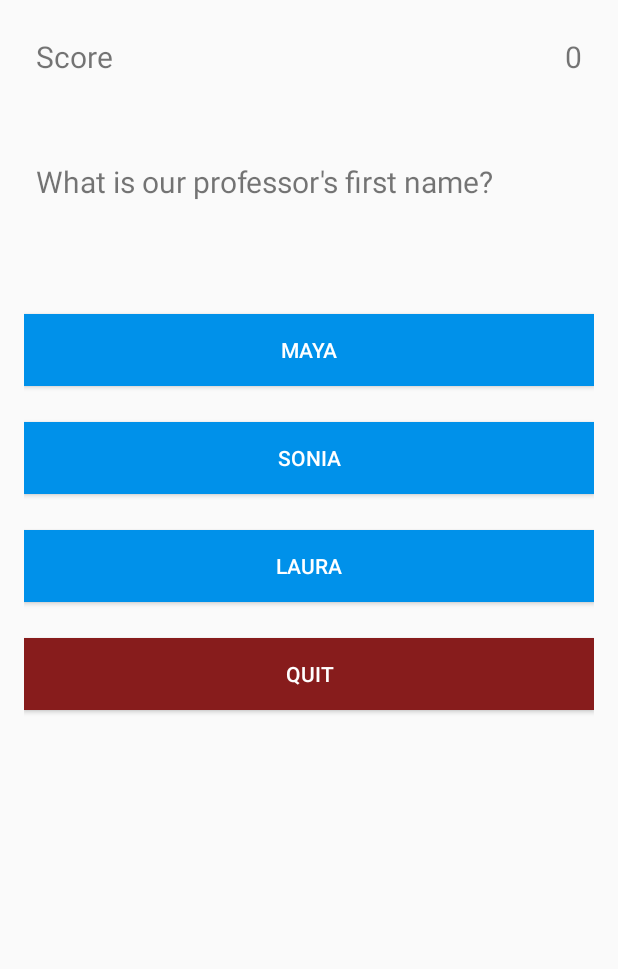
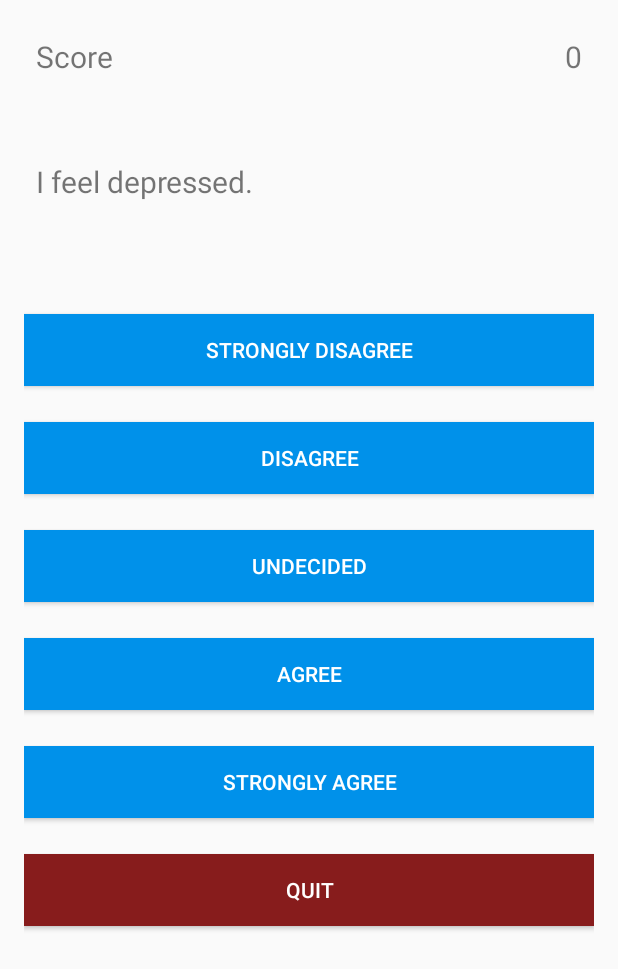
Before and after one commit to Connorshaus/AndroidGridLayout-master, an Android app: the Questionnaire screen opened directly, with no data from a screen before it, on a phone screen of 412 x 824 dp. Shown: the top 969 px of the screen. Run offline under Robolectric (Android 15) with nearby library versions, the phone set to English and light mode, and no system bars.

Commit message:
Questionnaire questions and answers updated; answers assigned point system

```diff
--- a/app/src/main/java/edmt/dev/androidgridlayout/QuestionLibrary.java
+++ b/app/src/main/java/edmt/dev/androidgridlayout/QuestionLibrary.java
@@ -3,46 +3,64 @@ package edmt.dev.androidgridlayout;
 public class QuestionLibrary {
 
     //questions array
-    private String mQuestions [] = {
-            "What is our professor's first name?",
-            "What time is our class at?",
-            "What days do we have class on?",
-            "What day is our next progress report due?"
+    private String mQuestions[] = {
+            "I feel depressed.",
+            "I have no motivation.",
+            "I feel anxious.",
+            "I feel worried.",
+            "I am irritable.",
+            "I have no patience.",
+            "I get angry easily.",
+            "I feel nervous.",
+            "I feel restless.",
+            "I feel down."
     };
 
     //choices array (2D array)
-    private String mChoices [][] = {
-            {"Maya", "Sonia", "Laura"},
-            {"11:00", "1:25", "3:35"},
-            {"Mon/Wed", "Tues/Thurs", "Mon/Wed/Fri"},
-            {"Sunday", "Monday", "Tuesday"}
+    private String mChoices[][] = {
+            {"Strongly Disagree", "Disagree", "Undecided", "Agree", "Strongly Agree"},
+            {"Strongly Disagree", "Disagree", "Undecided", "Agree", "Strongly Agree"},
+            {"Strongly Disagree", "Disagree", "Undecided", "Agree", "Strongly Agree"},
+            {"Strongly Disagree", "Disagree", "Undecided", "Agree", "Strongly Agree"},
+            {"Strongly Disagree", "Disagree", "Undecided", "Agree", "Strongly Agree"},
+            {"Strongly Disagree", "Disagree", "Undecided", "Agree", "Strongly Agree"},
+            {"Strongly Disagree", "Disagree", "Undecided", "Agree", "Strongly Agree"},
+            {"Strongly Disagree", "Disagree", "Undecided", "Agree", "Strongly Agree"},
+            {"Strongly Disagree", "Disagree", "Undecided", "Agree", "Strongly Agree"},
+            {"Strongly Disagree", "Disagree", "Undecided", "Agree", "Strongly Agree"}
     };
 
     //correct answers array
     private String mCorrectAnswers[] = {"Sonia", "3:35", "Mon/Wed", "Sunday"};
 
-    public String getQuestion(int a){
+    public String getQuestion(int a) {
         String question = mQuestions[a];
         return question;
     }
 
-    public String getChoice1(int a){
+    public String getChoice1(int a) {
         String choice0 = mChoices[a][0];
         return choice0;
     }
 
-    public String getChoice2(int a){
+    public String getChoice2(int a) {
         String choice1 = mChoices[a][1];
         return choice1;
     }
 
-    public String getChoice3(int a){
+    public String getChoice3(int a) {
         String choice2 = mChoices[a][2];
         return choice2;
     }
 
-    public String getCorrectAnswer(int a){
-        String answer = mCorrectAnswers[a];
-        return answer;
+    public String getChoice4(int a) {
+        String choice3 = mChoices[a][3];
+        return choice3;
     }
+
+    public String getChoice5(int a) {
+        String choice4 = mChoices[a][4];
+        return choice4;
+    }
+
 }
--- a/app/src/main/java/edmt/dev/androidgridlayout/Questionnaire.java
+++ b/app/src/main/java/edmt/dev/androidgridlayout/Questionnaire.java
@@ -15,8 +15,10 @@ public class Questionnaire extends AppCompatActivity {
     private Button mButtonChoice1;
     private Button mButtonChoice2;
     private Button mButtonChoice3;
+    private Button mButtonChoice4;
+    private Button mButtonChoice5;
+    private Button mButtonExit;
 
-    private String mAnswer;
     private int mScore = 0;
     private int mQuestionNumber = 0;
 
@@ -30,6 +32,9 @@ public class Questionnaire extends AppCompatActivity {
         mButtonChoice1 = (Button)findViewById(R.id.choice1);
         mButtonChoice2 = (Button)findViewById(R.id.choice2);
         mButtonChoice3 = (Button)findViewById(R.id.choice3);
+        mButtonChoice4 = (Button)findViewById(R.id.choice4);
+        mButtonChoice5 = (Button)findViewById(R.id.choice5);
+        mButtonExit = (Button)findViewById(R.id.quit);
 
         updateQuestion();
 
@@ -37,15 +42,9 @@ public class Questionnaire extends AppCompatActivity {
         mButtonChoice1.setOnClickListener(new View.OnClickListener() {
             @Override
             public void onClick(View view) {
-                if (mButtonChoice1.getText() == mAnswer){
                 mScore = mScore + 1;
                 updateScore(mScore);
                 updateQuestion();
-                }
-                else
-                {
-                    updateQuestion();
-                }
             }
         });
         //End of Button1
@@ -54,15 +53,9 @@ public class Questionnaire extends AppCompatActivity {
         mButtonChoice2.setOnClickListener(new View.OnClickListener() {
             @Override
             public void onClick(View view) {
-                if (mButtonChoice2.getText() == mAnswer){
-                    mScore = mScore + 1;
+                mScore = mScore + 2;
                 updateScore(mScore);
                 updateQuestion();
-                }
-                else
-                {
-                    updateQuestion();
-                }
             }
         });
         //End of Button2
@@ -71,26 +64,53 @@ public class Questionnaire extends AppCompatActivity {
         mButtonChoice3.setOnClickListener(new View.OnClickListener() {
             @Override
             public void onClick(View view) {
-                if (mButtonChoice3.getText() == mAnswer){
-                    mScore = mScore + 1;
+                mScore = mScore + 3;
                 updateScore(mScore);
                 updateQuestion();
             }
-                else
-                {
+        });
+        //End of Button3
+
+        //Button4 Listener
+        mButtonChoice4.setOnClickListener(new View.OnClickListener() {
+            @Override
+            public void onClick(View view) {
+                mScore = mScore + 4;
+                updateScore(mScore);
                 updateQuestion();
             }
+        });
+        //End of Button4
+
+        //Button5 Listener
+        mButtonChoice5.setOnClickListener(new View.OnClickListener() {
+            @Override
+            public void onClick(View view) {
+                mScore = mScore + 5;
+                updateScore(mScore);
+                updateQuestion();
             }
         });
-        //End of Button3
+        //End of Button5
+
+        //Button Exit Listener
+        mButtonExit.setOnClickListener(new View.OnClickListener() {
+            @Override
+            public void onClick(View view) {
+                System.exit(0);
+            }
+        });
+        //End of Button Exit
     };
     private void updateQuestion(){
         mQuestionView.setText(mQuestionLibrary.getQuestion(mQuestionNumber));
         mButtonChoice1.setText(mQuestionLibrary.getChoice1(mQuestionNumber));
         mButtonChoice2.setText(mQuestionLibrary.getChoice2(mQuestionNumber));
         mButtonChoice3.setText(mQuestionLibrary.getChoice3(mQuestionNumber));
+        mButtonChoice4.setText(mQuestionLibrary.getChoice4(mQuestionNumber));
+        mButtonChoice5.setText(mQuestionLibrary.getChoice5(mQuestionNumber));
 
-        mAnswer = mQuestionLibrary.getCorrectAnswer(mQuestionNumber);
+        // mAnswer = mQuestionLibrary.getCorrectAnswer(mQuestionNumber);
         mQuestionNumber++;
     }
 
--- a/app/src/main/res/layout/activity_questionnaire.xml
+++ b/app/src/main/res/layout/activity_questionnaire.xml
@@ -76,6 +76,26 @@
     <Button
         android:layout_width="match_parent"
         android:layout_height="wrap_content"
+        android:text="rock"
+        android:background="#0091EA"
+        android:textColor="#fff"
+        android:padding="8dp"
+        android:layout_marginBottom="24dp"
+        android:id="@+id/choice4"/>
+
+    <Button
+        android:layout_width="match_parent"
+        android:layout_height="wrap_content"
+        android:text="rock"
+        android:background="#0091EA"
+        android:textColor="#fff"
+        android:padding="8dp"
+        android:layout_marginBottom="24dp"
+        android:id="@+id/choice5"/>
+
+    <Button
+        android:layout_width="match_parent"
+        android:layout_height="wrap_content"
         android:text="quit"
         android:background="#871C1C"
         android:textColor="#fff"
```
Lines whose indentation alone changed are shown as unchanged.
